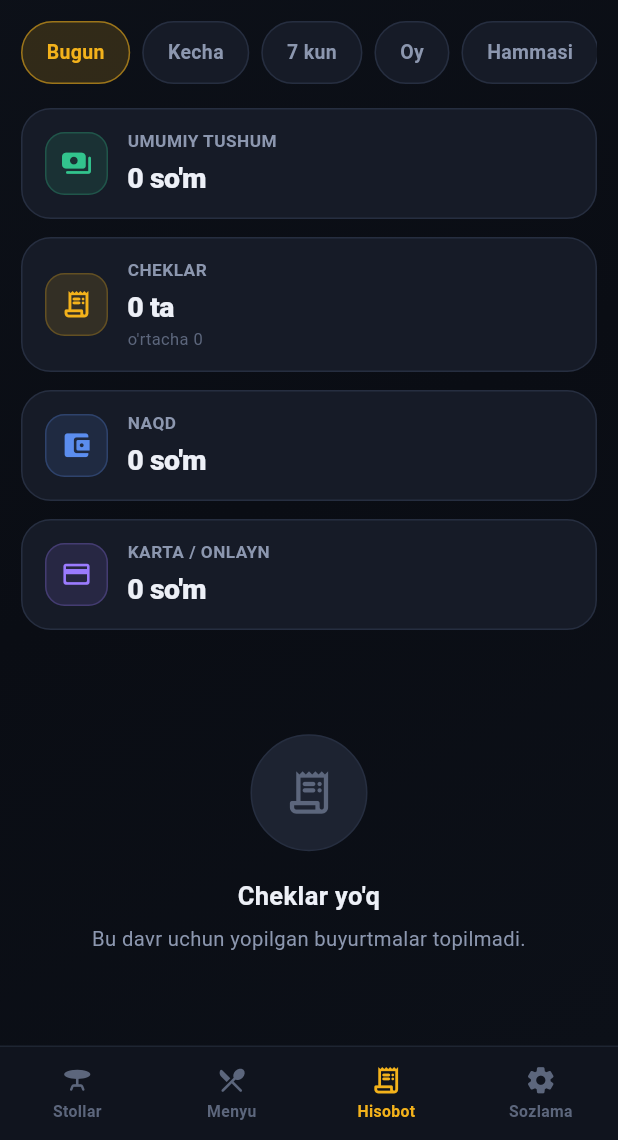
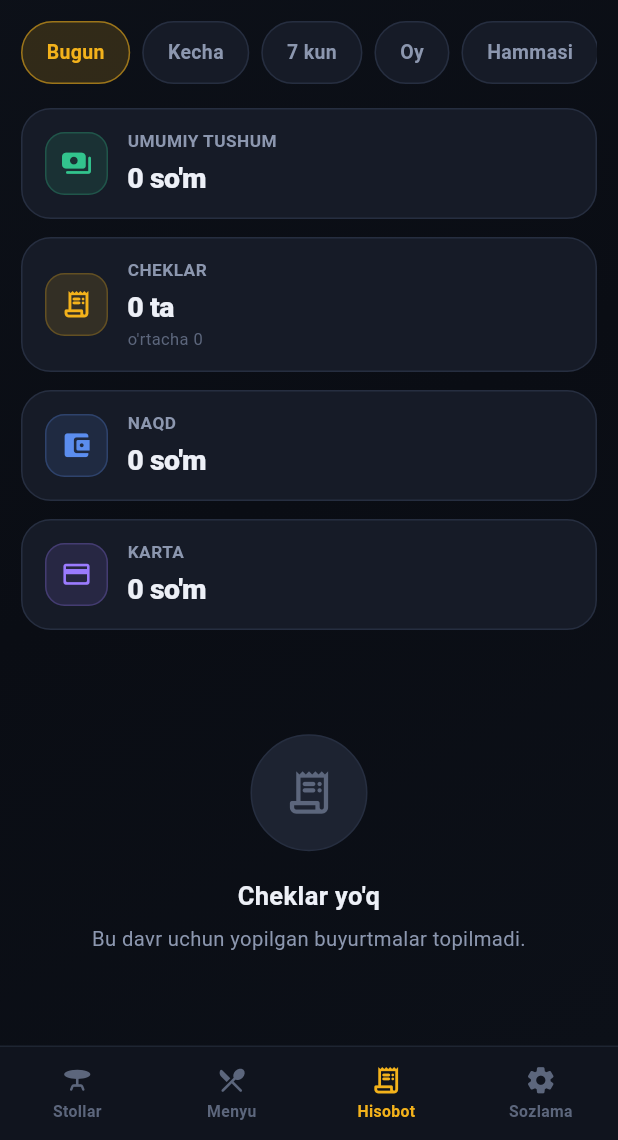
Before and after one commit to doniyorbakhromov/saxovat-kassa, a Flutter app: the HomeScreen screen opened directly, item 3 of the bottom bar chosen, on a phone screen of 412 x 824 dp, the part 96-1236 px from its top. Run offline on Flutter 3.47's test engine with Material 3 defaults, Android fonts, the phone set to English and light mode, and no system bars; our stand-ins replace shared_preferences, supabase_flutter; missing offline and left inert: idb_shim; accounts and stored records are empty.

Commit message:
To'lov turlaridan Click/Payme'ni olib tashlash
Endi ikkita tur qoladi: Naqd va Karta. Hisobotdagi "KARTA / ONLAYN"
yorlig'i ham "KARTA" ga o'zgardi.

Ma'lumot modeliga tegilmadi - eski cheklarda saqlangan to'lov turi
o'z holicha ko'rinaveradi.

Co-Authored-By: Claude Opus 5 <noreply@anthropic.com>

```diff
--- a/lib/src/screens/history_page.dart
+++ b/lib/src/screens/history_page.dart
@@ -118,7 +118,7 @@ class _HistoryPageState extends State<HistoryPage> {
                         color: Ink3.blue,
                       ),
                       StatTile(
-                        label: "KARTA / ONLAYN",
+                        label: "KARTA",
                         value: sum(card),
                         icon: Icons.credit_card_rounded,
                         color: Ink3.violet,
--- a/lib/src/screens/order_screen.dart
+++ b/lib/src/screens/order_screen.dart
@@ -1063,7 +1063,6 @@ Future<void> showPaymentDialog(BuildContext context, BarTable table) async {
                       for (final m in const <(String, IconData)>[
                         ("Naqd", Icons.account_balance_wallet_rounded),
                         ("Karta", Icons.credit_card_rounded),
-                        ("Click/Payme", Icons.phone_iphone_rounded),
                       ]) ...[
                         Expanded(
                           child: _MethodBtn(
@@ -1073,7 +1072,7 @@ Future<void> showPaymentDialog(BuildContext context, BarTable table) async {
                             onTap: () => setLocal(() => method = m.$1),
                           ),
                         ),
-                        if (m.$1 != "Click/Payme") const SizedBox(width: 8),
+                        if (m.$1 != "Karta") const SizedBox(width: 8),
                       ],
                     ],
                   ),
```
